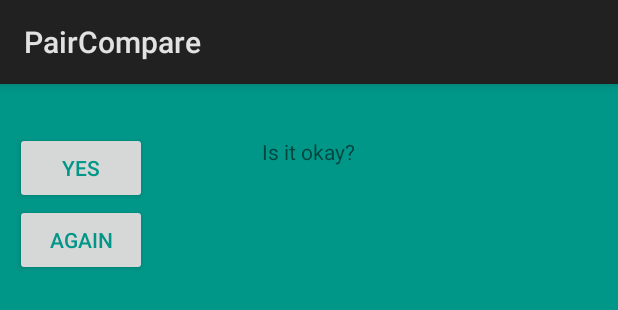
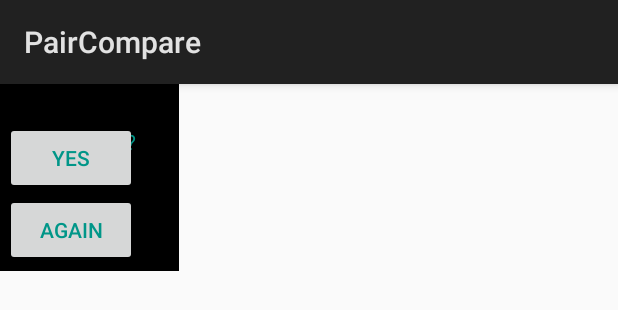
Before and after one commit to EdwinBoos/PairCompare-Android, an Android app: the layout popup_window.xml on its own in the app's theme, with its tools: preview values and no code run, on a phone screen of 412 x 824 dp. Shown: the top 310 px of the screen. Run offline under Robolectric (Android 15) with nearby library versions, the phone set to English and light mode, and no system bars.

Commit message:
[ENHANCEMENT]

```diff
--- a/app/src/main/AndroidManifest.xml
+++ b/app/src/main/AndroidManifest.xml
@@ -9,11 +9,13 @@
         android:roundIcon="@mipmap/ic_launcher_round"
         android:supportsRtl="true"
         android:theme="@android:style/Theme.Material.Light.DarkActionBar" >
-        <activity android:name=".activity.OpenCVCameraActivity" >
+        <activity android:name=".activity.OpenCVCameraActivity" android:screenOrientation="landscape" >
             <intent-filter>
                 <action android:name="android.intent.action.MAIN" />
                 <category android:name="android.intent.category.LAUNCHER" />
             </intent-filter>
+        </activity>
+        <activity android:name=".activity.ResultActivity" android:screenOrientation="landscape" >
         </activity>
     </application>
     <supports-screens
--- /dev/null
+++ b/app/src/main/res/layout/activity_result.xml
@@ -0,0 +1,6 @@
+<?xml version="1.0" encoding="utf-8"?>
+<android.support.constraint.ConstraintLayout
+    xmlns:android="http://schemas.android.com/apk/res/android" android:layout_width="match_parent"
+    android:layout_height="match_parent">
+
+</android.support.constraint.ConstraintLayout>
--- a/app/src/main/res/layout/popup_window.xml
+++ b/app/src/main/res/layout/popup_window.xml
@@ -1,11 +1,15 @@
 <?xml version="1.0" encoding="utf-8"?>
 <RelativeLayout xmlns:android="http://schemas.android.com/apk/res/android"
     android:id="@+id/rl_custom_layout"
-    android:layout_width="match_parent"
-    android:layout_height="match_parent"
-    android:background="@color/colorAccent"
-    android:padding="10dp"
-    >
+    android:layout_width="wrap_content"
+    android:layout_height="wrap_content"
+    android:background="@color/primary_dark_material_dark_1"
+    android:padding="3dp">
+
+    <RelativeLayout
+        android:id="@+id/relative_layout_id"
+        android:layout_width="wrap_content"
+        android:layout_height="wrap_content">
 
     <ImageView
         android:id="@+id/image_view_face1_id"
@@ -17,33 +21,39 @@
         android:layout_toRightOf="@+id/image_view_face1_id"
         android:layout_width="wrap_content"
         android:layout_height="wrap_content" />
+    </RelativeLayout>
 
     <TextView
         android:id="@+id/tv"
         android:layout_width="wrap_content"
-        android:layout_below="@+id/image_view_face2_id"
+        android:layout_below="@+id/relative_layout_id"
         android:layout_height="wrap_content"
         android:layout_centerInParent="true"
+        android:textColor="@color/colorAccent"
         android:padding="25sp"
         android:text="@string/okay" />
 
     <Button
-        android:id="@+id/flip_camera_id"
+        android:id="@+id/accept_button_id"
+        android:layout_width="wrap_content"
+        android:layout_height="wrap_content"
+        android:layout_above="@+id/repeat_button_id"
+        android:onClick="handleAcceptButtonPress"
+        android:layout_alignEnd="@+id/repeat_button_id"
+        android:textColor="@color/colorAccent"
+        android:layout_alignStart="@+id/repeat_button_id"
+        android:text="@string/yes" />
+
+    <Button
+        android:id="@+id/repeat_button_id"
         android:layout_width="wrap_content"
         android:layout_height="wrap_content"
         android:textColor="@color/colorAccent"
+        android:onClick="handleRepeatButtonPress"
         android:layout_below="@+id/tv"
         android:text="@string/again" />
 
-    <Button
-        android:id="@+id/photo_button_id"
-        android:layout_width="wrap_content"
-        android:layout_height="wrap_content"
-        android:layout_above="@+id/flip_camera_id"
-        android:layout_alignEnd="@+id/flip_camera_id"
-        android:textColor="@color/colorAccent"
-        android:layout_alignStart="@+id/flip_camera_id"
-        android:text="@string/yes" />
+
 
 
 </RelativeLayout>
--- a/app/src/main/res/values/strings.xml
+++ b/app/src/main/res/values/strings.xml
@@ -1,6 +1,6 @@
 <resources>
     <string name="app_name">PairCompare</string>
-    <string name="smart_detection">SMART DETECTION</string>
+    <string name="smart_photo">SMART PHOTO</string>
     <string name="take_photo">TAKE PHOTO</string>
     <string name="flip_camera">FLIP CAMERA</string>
     <string name="okay">Is it okay?</string>
```
Also changed, not shown: app/src/main/java/influenz/de/paircompare/activity/OpenCVCameraActivity.java (+41 -17 lines), app/src/main/java/influenz/de/paircompare/activity/ResultActivity.java (added, +36 -0 lines), app/src/main/res/layout/activity_opencvcamera.xml (+17 -7 lines), gradle.properties (+5 -4 lines), 18 other files.
